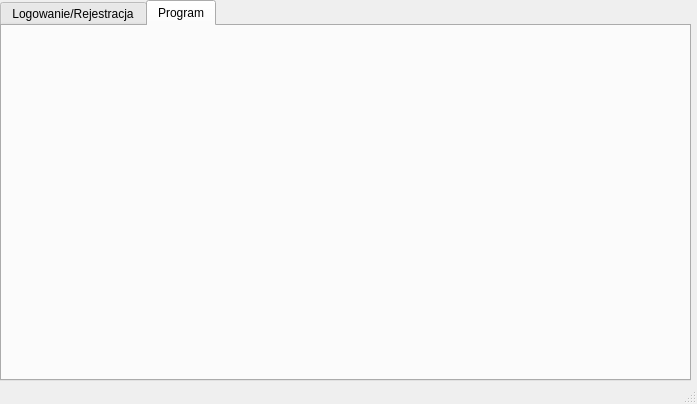
First picture: the form in mainwindow.ui, repository Wasgo097/System_programming_Project, before the edit.
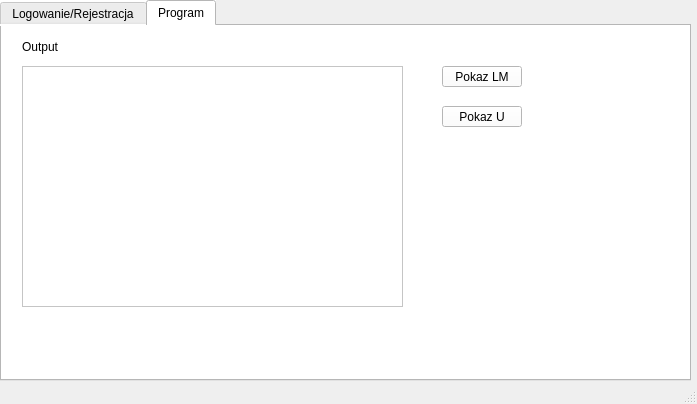
Second picture: the form after the edit. The open tabs and pages were chosen to show the change.

The edit to the form file:
```diff
--- a/mainwindow.ui
+++ b/mainwindow.ui
@@ -26,6 +26,10 @@
     <layout class="QGridLayout" name="gridLayout">
      <item row="0" column="0">
       <widget class="QTabWidget" name="tabWidget">
+       <property name="styleSheet">
+        <string notr="true">background-color: rgb(255, 255, 255);
+color: rgb(0, 0, 0);</string>
+       </property>
        <property name="currentIndex">
         <number>0</number>
        </property>
@@ -147,6 +151,55 @@
         <attribute name="title">
          <string>Program</string>
         </attribute>
+        <widget class="QTextBrowser" name="output">
+         <property name="geometry">
+          <rect>
+           <x>20</x>
+           <y>40</y>
+           <width>381</width>
+           <height>241</height>
+          </rect>
+         </property>
+        </widget>
+        <widget class="QLabel" name="label_5">
+         <property name="geometry">
+          <rect>
+           <x>20</x>
+           <y>10</y>
+           <width>101</width>
+           <height>21</height>
+          </rect>
+         </property>
+         <property name="text">
+          <string>Output</string>
+         </property>
+        </widget>
+        <widget class="QPushButton" name="pushButton">
+         <property name="geometry">
+          <rect>
+           <x>440</x>
+           <y>40</y>
+           <width>80</width>
+           <height>21</height>
+          </rect>
+         </property>
+         <property name="text">
+          <string>Pokaz LM</string>
+         </property>
+        </widget>
+        <widget class="QPushButton" name="pushButton_2">
+         <property name="geometry">
+          <rect>
+           <x>440</x>
+           <y>80</y>
+           <width>80</width>
+           <height>21</height>
+          </rect>
+         </property>
+         <property name="text">
+          <string>Pokaz U</string>
+         </property>
+        </widget>
        </widget>
       </widget>
      </item>
```
Left out of the diff: 12 changed lines with no effect on the pictures.
